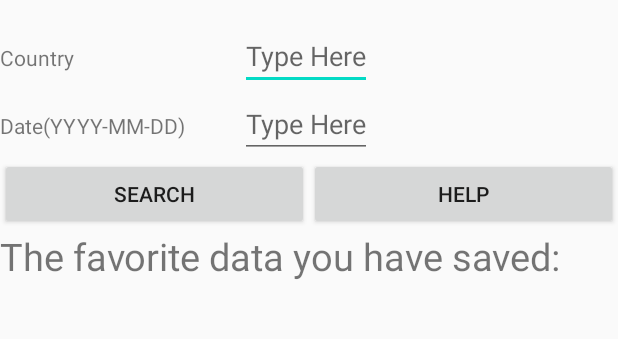
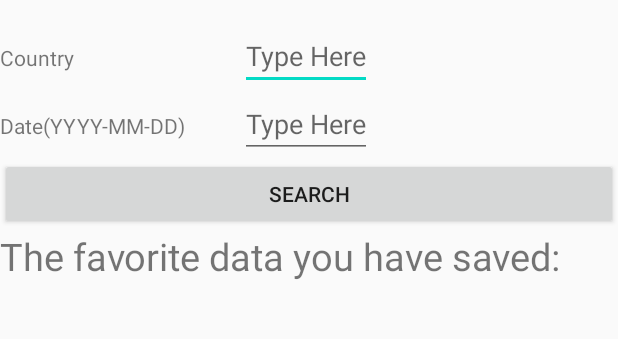
Before and after one commit to li000681/informationApp, an Android app: the Covid19Activity screen opened directly, with no data from a screen before it, on a phone screen of 412 x 824 dp, the part 62-401 px from its top. Run offline under Robolectric (Android 15) with nearby library versions, the phone set to English and light mode, and no system bars.

```diff
--- a/app/src/main/res/layout/activity_covid19.xml
+++ b/app/src/main/res/layout/activity_covid19.xml
@@ -38,22 +38,13 @@
             android:layout_width="wrap_content"
             android:hint="@string/hint"/>
     </LinearLayout>
-    <LinearLayout
+
+    <Button
+        android:layout_width="match_parent"
         android:layout_height="wrap_content"
-        android:layout_width="match_parent">
-    <Button
-        android:layout_width="wrap_content"
-        android:layout_height="wrap_content"
-        android:layout_weight="1"
+        android:layout_gravity="center"
         android:id="@+id/entrySearch"
         android:text="@string/covidSearch" />
-    <Button
-        android:layout_width="wrap_content"
-        android:layout_height="wrap_content"
-        android:layout_weight="1"
-        android:id="@+id/help"
-        android:text="@string/help" />
-    </LinearLayout>>
     <TextView
         android:layout_width="match_parent"
         android:layout_height="wrap_content"
```
Also changed, not shown: app/src/main/java/com/example/cst2335_graphicalinterfaceprogramming/Covid19Activity.java (+17 -8 lines), app/src/main/java/com/example/cst2335_graphicalinterfaceprogramming/SearchActivity.java (+9 -9 lines).
